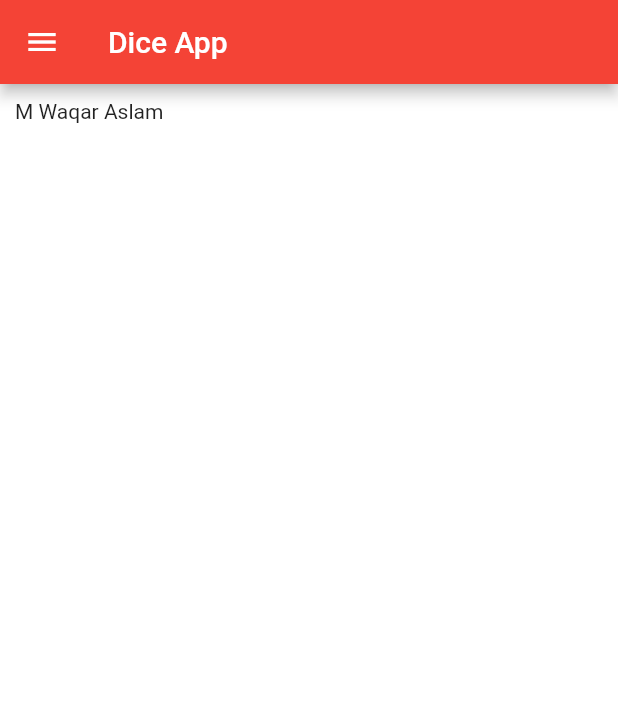
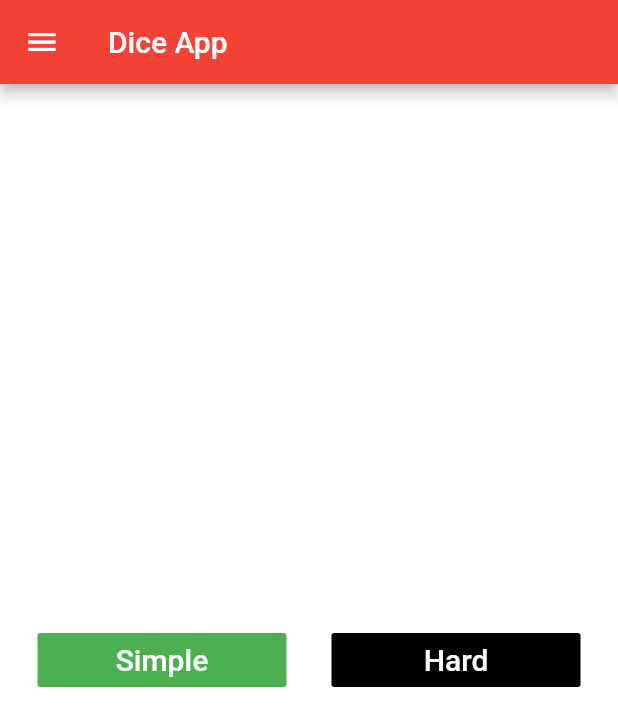
Before and after one commit to waqarmian69/FA17_BSE_030_2nd_sessional_5_Nov_2020, a Flutter app: the screen it shows after launch, on a phone screen of 412 x 824 dp. Shown: the top 726 px of the screen. Run offline on Flutter 3.47's test engine with Material 2 defaults, Android fonts, the phone set to English and light mode, and no system bars.

Commit message:
Two Levels Optio Added. Simple and Hard

```diff
--- a/lib/Navigation.dart
+++ b/lib/Navigation.dart
@@ -18,8 +18,56 @@ class _HomePageState extends State<HomePage> {
       ),
       body: Padding(
         padding: const EdgeInsets.all(10.0),
-        child: Text('M Waqar Aslam'),
+        child: Column(
+            mainAxisAlignment: MainAxisAlignment.spaceEvenly,
+            crossAxisAlignment: CrossAxisAlignment.stretch,
+            children: [
+              Row(
+                children: [
+                  Expanded(
 
+                    child: Padding(
+                      padding: EdgeInsets.all(15.0),
+                      child: FlatButton(
+                        textColor: Colors.white,
+                        color: Colors.green,
+                        child: Text(
+                          'Simple',
+                          style: TextStyle(
+                            color: Colors.white,
+                            fontSize: 20.0,
+                          ),
+                        ),
+                        onPressed: () {
+                          debugPrint('simple');
+                        },
+                      ),
+                    ),
+                  ),
+                  Expanded(
+
+                    child: Padding(
+                      padding: EdgeInsets.all(15.0),
+                      child: FlatButton(
+
+                        textColor: Colors.white,
+                        color: Colors.black,
+                        child: Text(
+                          'Hard',
+                          style: TextStyle(
+                            color: Colors.white,
+                            fontSize: 20.0,
+                          ),
+                        ),
+                        onPressed: () {
+                          debugPrint('hard');
+                        },),
+                    ),
+                  ),
+                ],
+              ),]
+
+        ),
       ),
       drawer: Drawer(
         child: ListView(
```
